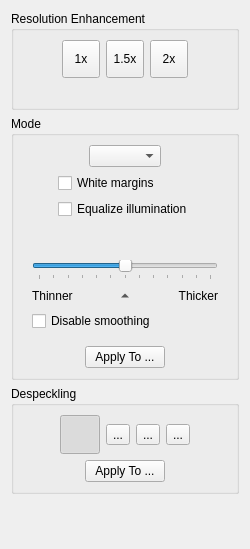
The window that filters/output/ui/OutputOptionsWidget.ui (subjut/scantailor) describes before a commit, drawn with Qt 5.
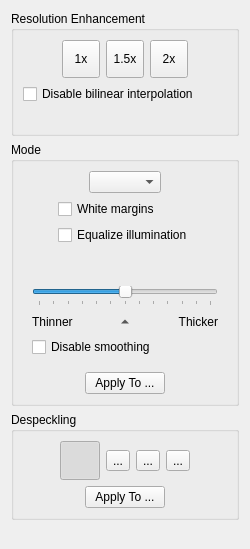
The same window after the commit. Icons and pictures are not drawn.

Commit message: added nearest interpolating option

```diff
--- a/filters/output/ui/OutputOptionsWidget.ui
+++ b/filters/output/ui/OutputOptionsWidget.ui
@@ -107,6 +107,16 @@
         </item>
        </layout>
       </item>
+      <item>
+       <widget class="QCheckBox" name="nearestCB">
+        <property name="toolTip">
+         <string>May improve the output quality if the scan is clear and the resolution enhancement is 1x (experimental).</string>
+        </property>
+        <property name="text">
+         <string>Disable bilinear interpolation</string>
+        </property>
+       </widget>
+      </item>
       <item>
        <widget class="QLabel" name="scaleLabel">
         <property name="text">
```
Left out of the diff: 2 changed lines with no effect on the pictures. The commit also changes 10 other files.
